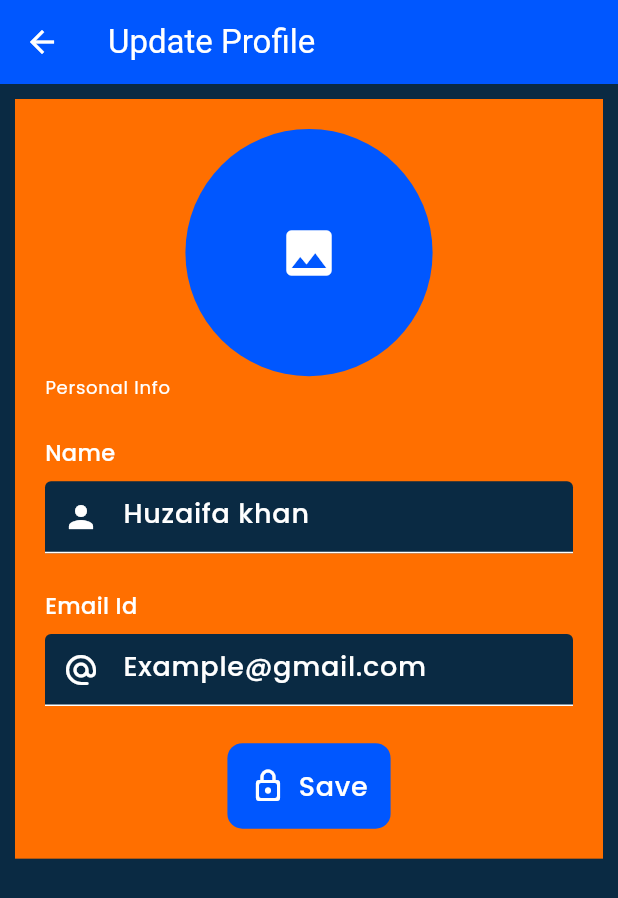
After one commit to huzaifa-huzzi/chatify-Project, a Flutter app: the ProfileScreen screen opened directly, after a tap on the "edit" icon, on a phone screen of 412 x 824 dp. The commit adds this screen. Shown: the top 898 px of the screen. Run offline on Flutter 3.47's test engine with Material 3 defaults, Android fonts, the phone set to English and light mode, and no system bars; our stand-ins replace firebase_auth, firebase_core, firebase_database, flutter_svg, fluttertoast, get and 2 more; accounts and stored records are empty; generated files the repository leaves out were written again.

Commit message:
Making Chat App

```diff
--- a/lib/View/ProfileScreen/ProfileScreen.dart
+++ b/lib/View/ProfileScreen/ProfileScreen.dart
@@ -1,6 +1,8 @@
 import 'package:chatify_app/Resources/Colors/Colors.dart';
 import 'package:chatify_app/Resources/Images/Images.dart';
+import 'package:chatify_app/View/ProfileScreen/Widget/UpdateProfileScreen.dart';
 import 'package:flutter/material.dart';
+import 'package:get/get.dart';
 
 
 class ProfileScreen extends StatefulWidget {
@@ -15,11 +17,15 @@ class _ProfileScreenState extends State<ProfileScreen> {
   Widget build(BuildContext context) {
     final height = MediaQuery.sizeOf(context).height;
     final width = MediaQuery.sizeOf(context).width;
-
     return Scaffold(
       appBar: AppBar(
         title: Text('Profile'),
         backgroundColor: Theme.of(context).colorScheme.primary,
+        actions: [
+          IconButton(onPressed: (){
+            Get.to(() => UpdateProfile());
+          }, icon: Icon(Icons.edit))
+        ],
       ),
       body: Padding(
         padding: const EdgeInsets.all(10),
--- /dev/null
+++ b/lib/View/ProfileScreen/Widget/UpdateProfileScreen.dart
@@ -0,0 +1,110 @@
+import 'package:chatify_app/Resources/Reusable%20Widgets/RoundedButton.dart';
+import 'package:flutter/material.dart';
+
+
+class UpdateProfile extends StatefulWidget {
+  const UpdateProfile({super.key});
+
+  @override
+  State<UpdateProfile> createState() => _UpdateProfileState();
+}
+
+class _UpdateProfileState extends State<UpdateProfile> {
+  @override
+  Widget build(BuildContext context) {
+    final height = MediaQuery.sizeOf(context).height;
+    final width = MediaQuery.sizeOf(context).width;
+    return Scaffold(
+      appBar: AppBar(
+        title: Text('Update Profile'),
+        backgroundColor: Theme.of(context).colorScheme.primary,
+      ),
+       /// Personal Info
+      body: Padding(
+        padding: const EdgeInsets.all(10),
+        child: Column(
+          children: [
+             /// Main Yellow Container
+            Container(
+              padding: EdgeInsets.all(20),
+              decoration: BoxDecoration(
+                color: Theme.of(context).colorScheme.primaryContainer,
+              ),
+              child: Row(
+                children: [
+                  Expanded(
+                      child: Column(
+                        children: [
+                          /// Image Widget
+                          Container(
+                            width: width * 0.4,
+                            height: height * 0.2,
+                            decoration: BoxDecoration(
+                              color: Theme.of(context).colorScheme.primary,
+                              borderRadius: BorderRadius.circular(100),
+                            ),
+                            child: Center(
+                              child: Icon(Icons.image,size: 40,),
+                            ),
+                          ),
+                          /// Personal Info Text
+                          Row(
+                            children: [
+                              Text(
+                                'Personal Info',
+                                style: Theme.of(context).textTheme.labelMedium?.copyWith(color: Colors.white),
+                              ),
+                            ],
+                          ),
+                           /// Name TextField
+                          SizedBox(height: height * 0.03,),
+                          Row(
+                            children: [
+                              Text('Name',style: Theme.of(context).textTheme.bodyMedium,)
+                            ],
+                          ),
+                          SizedBox(height: height * 0.01,),
+                          TextField(
+                            textInputAction: TextInputAction.next,
+                            decoration:InputDecoration(
+                              prefixIcon: Icon(Icons.person),
+                              hintText: "Huzaifa khan"
+                            )
+                          ),
+                          /// Email TextField
+                          SizedBox(height: height * 0.03,),
+                          Row(
+                            children: [
+                              Text('Email Id',style: Theme.of(context).textTheme.bodyMedium,)
+                            ],
+                          ),
+                          SizedBox(height: height * 0.01,),
+                          TextField(
+                              textInputAction: TextInputAction.next,
+                              decoration:InputDecoration(
+                                prefixIcon: Icon(Icons.alternate_email_rounded),
+                                hintText: "Example@gmail.com"
+                              )
+                          ),
+                          /// Save Button
+                          SizedBox(height: height * 0.03,),
+                          Row(
+                            mainAxisAlignment: MainAxisAlignment.center,
+                            children: [
+                              RoundedButton(title: 'Save', onTap: (){})
+                            ],
+                          )
+
+
+                        ],
+                      )
+                  )
+                ],
+              ),
+            )
+          ],
+        ),
+      ),
+    );
+  }
+}
```
